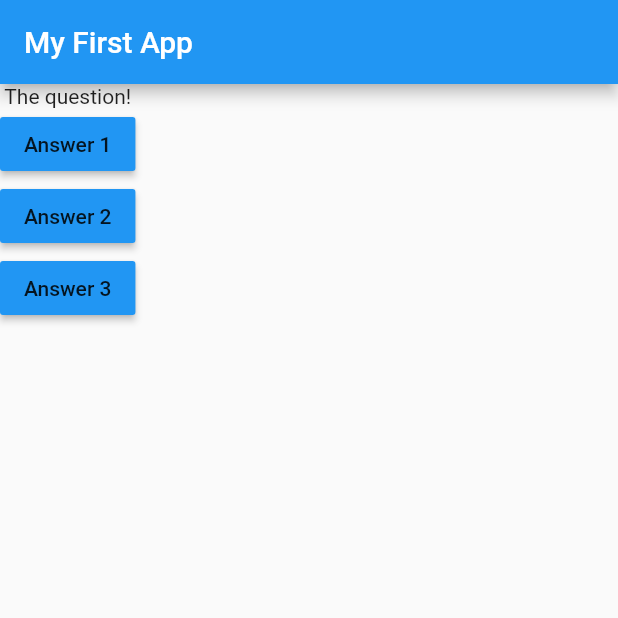
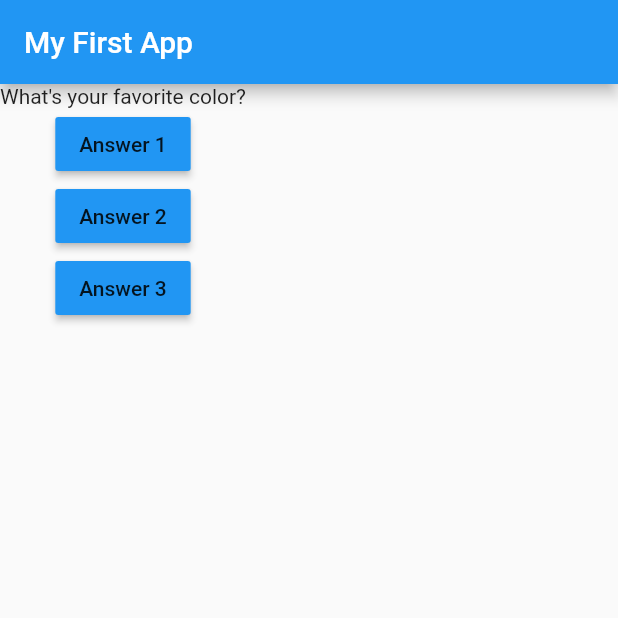
Before and after one commit to Jarkkohei/flutter_quiz_app, a Flutter app: the screen it shows after launch, on a phone screen of 412 x 824 dp, the top half of it. Run offline on Flutter 3.47's test engine with Material 2 defaults, Android fonts, the phone set to English and light mode, and no system bars.

Commit message:
Show a question from the questions -list

```diff
--- a/lib/main.dart
+++ b/lib/main.dart
@@ -3,7 +3,6 @@ import 'package:flutter/material.dart';
 void main() => runApp(MyApp());
 
 class MyApp extends StatelessWidget {
-
   void answerQuestion() {
     print('Answer 1 chosen.');
   }
@@ -22,7 +21,7 @@ class MyApp extends StatelessWidget {
         ),
         body: Column(
           children: [
-            Text('The question!'),
+            Text(questions[0]),
             RaisedButton(
               child: Text('Answer 1'),
               onPressed: answerQuestion,
@@ -36,9 +35,9 @@ class MyApp extends StatelessWidget {
             RaisedButton(
               child: Text('Answer 3'),
               onPressed: () => {
-                //...
-                print('Answer 3 chosen.')
-              },
+                    //...
+                    print('Answer 3 chosen.')
+                  },
               color: Colors.blue,
             ),
           ],
```
